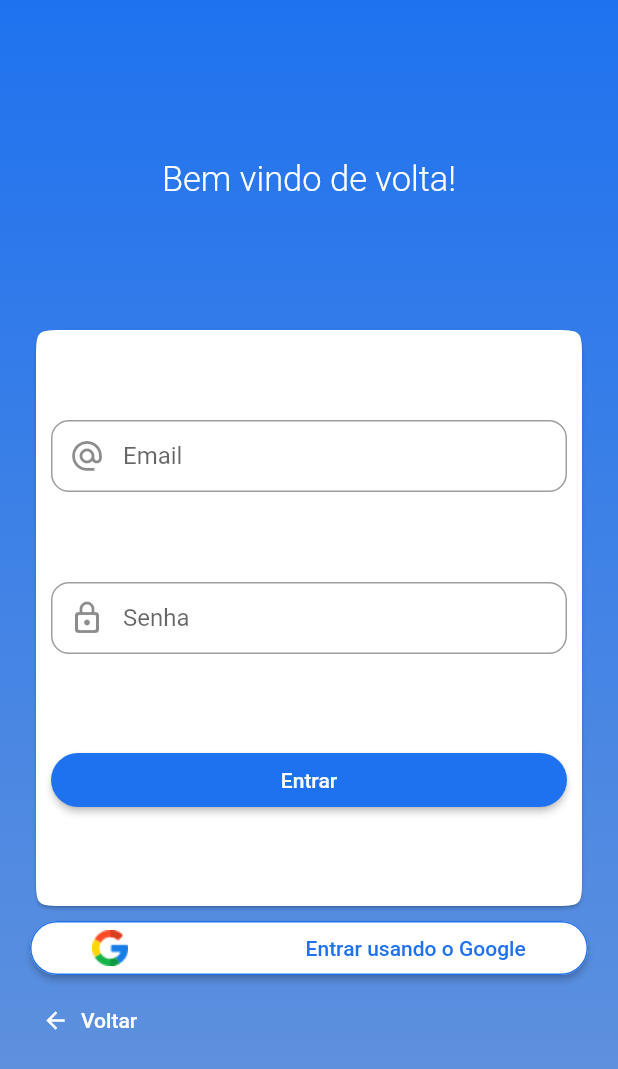
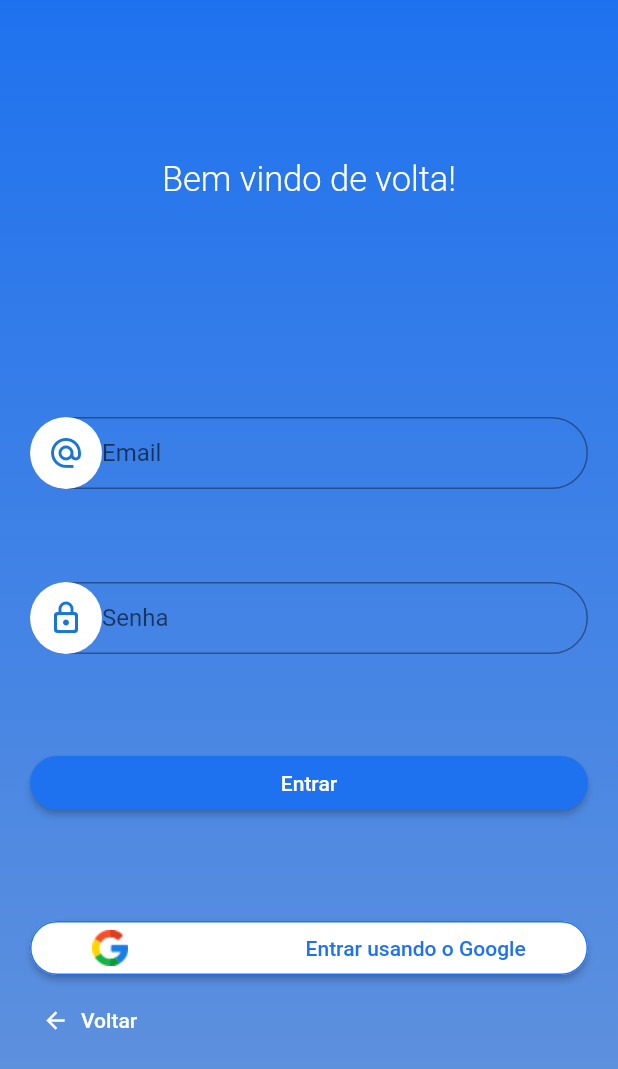
Before and after one commit to eududalim/shatrip_app, a Flutter app: the screen it shows after launch, after a tap on "Entrar", on a phone screen of 412 x 824 dp. Shown: the top 1069 px of the screen. Run offline on Flutter 3.47's test engine with Material 2 defaults, Android fonts, the phone set to English and light mode, and no system bars; our stand-ins replace get; Roboto replaces fonts that are missing (Poppins).

Commit message:
Alterações nos widgets da pagina de login

```diff
--- a/lib/app/login/ui/elements/custom_form_field.dart
+++ b/lib/app/login/ui/elements/custom_form_field.dart
@@ -22,9 +22,7 @@ class CustomFormField extends StatelessWidget {
 
   @override
   Widget build(BuildContext context) {
-    return Column(
-      children: [
-        TextFormField(
+    return TextField(
       obscureText: obscureText,
       style: obscureText
           ? TextStyle(
@@ -34,9 +32,11 @@ class CustomFormField extends StatelessWidget {
       keyboardType: keyboardType,
       onTap: onTap,
       decoration: InputDecoration(
+        fillColor: Colors.white,
+        focusColor: Colors.white,
         labelText: labelText,
         labelStyle: TextStyle(letterSpacing: 0),
-            prefixIcon: icon,
+        prefixIcon: CircleAvatar(backgroundColor: Colors.white, child: icon),
         enabled: enable,
         contentPadding: EdgeInsets.all(10.0),
         hintText: hintText,
@@ -47,12 +47,9 @@ class CustomFormField extends StatelessWidget {
               )
             : null,
         border: OutlineInputBorder(
-              borderRadius: BorderRadius.circular(12.0),
+            borderRadius: BorderRadius.circular(30),
+            borderSide: BorderSide(color: Colors.white)),
       ),
-          ),
-        ),
-        SizedBox(height: 20),
-      ],
     );
   }
 }
--- a/lib/app/login/ui/pages/login_page.dart
+++ b/lib/app/login/ui/pages/login_page.dart
@@ -38,13 +38,6 @@ class LoginPage extends StatelessWidget {
                     )),
                 Expanded(
                   flex: 2,
-                  child: Card(
-                    shape: ContinuousRectangleBorder(
-                        borderRadius: BorderRadius.circular(20)),
-                    child: Container(
-                      width: MediaQuery.of(context).size.width - (20 / 100),
-                      padding:
-                          EdgeInsets.symmetric(horizontal: 10, vertical: 20),
                   child: Column(
                     mainAxisAlignment: MainAxisAlignment.spaceEvenly,
                     children: [
@@ -70,8 +63,6 @@ class LoginPage extends StatelessWidget {
                         ),
                       )
                     ],
-                      ),
-                    ),
                   ),
                 ),
                 Expanded(
```
Lines whose indentation alone changed are shown as unchanged.
